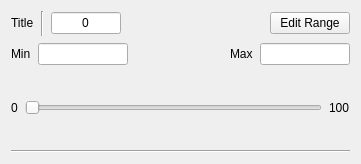
The window that hybridslider.ui (JairajJangle/OpenCV-Catalogue) describes before a commit, drawn with Qt 5.
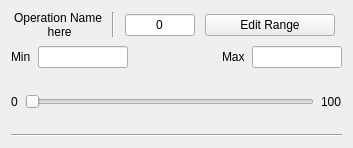
The same window after the commit. Custom widgets are drawn as their Qt base class.

Commit message: 1. Added Line Edit value change listener 2. Removed Force value mode

Patch:
```diff
--- a/hybridslider.ui
+++ b/hybridslider.ui
@@ -6,8 +6,8 @@
    <rect>
     <x>0</x>
     <y>0</y>
-    <width>361</width>
-    <height>164</height>
+    <width>353</width>
+    <height>148</height>
    </rect>
   </property>
   <property name="sizePolicy">
@@ -27,12 +27,12 @@
   </property>
   <layout class="QVBoxLayout" name="verticalLayout_2">
    <item>
-    <layout class="QGridLayout" name="gridLayout" rowstretch="1,0,0,0,0,0">
+    <layout class="QGridLayout" name="gridLayout" rowstretch="1,0,0,0">
      <property name="spacing">
       <number>7</number>
      </property>
      <item row="0" column="0">
-      <layout class="QHBoxLayout" name="horizontalLayout" stretch="2,0,0,0,0">
+      <layout class="QHBoxLayout" name="horizontalLayout" stretch="2,0,0,0">
        <item>
         <widget class="QLabel" name="labelTitle">
          <property name="sizePolicy">
@@ -42,7 +42,11 @@
           </sizepolicy>
          </property>
          <property name="text">
-          <string>Title</string>
+          <string>Operation Name
+ here</string>
+         </property>
+         <property name="alignment">
+          <set>Qt::AlignCenter</set>
          </property>
         </widget>
        </item>
@@ -87,19 +91,6 @@
          </property>
         </widget>
        </item>
-       <item>
-        <spacer name="horizontalSpacer">
-         <property name="orientation">
-          <enum>Qt::Horizontal</enum>
-         </property>
-         <property name="sizeHint" stdset="0">
-          <size>
-           <width>40</width>
-           <height>20</height>
-          </size>
-         </property>
-        </spacer>
-       </item>
        <item>
         <widget class="QPushButton" name="buttonEditApply">
          <property name="maximumSize">
@@ -236,6 +227,13 @@
    </item>
   </layout>
  </widget>
+ <customwidgets>
+  <customwidget>
+   <class>FocusAwareLineEdit</class>
+   <extends>QLineEdit</extends>
+   <header>CustomWidgets/focusawarelineedit.h</header>
+  </customwidget>
+ </customwidgets>
  <resources/>
  <connections/>
 </ui>
```
Left out of the diff: 2 changed lines with no effect on the pictures. The commit also changes 2 other files.
